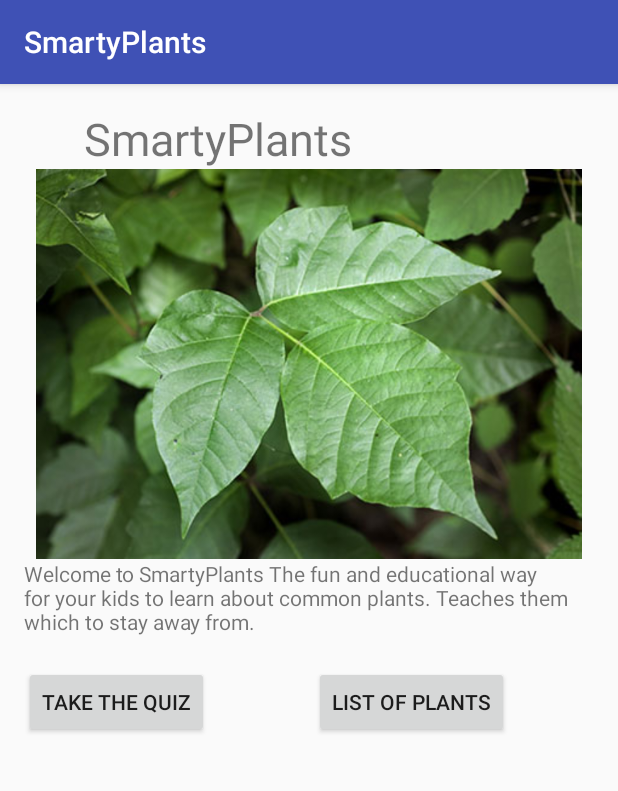
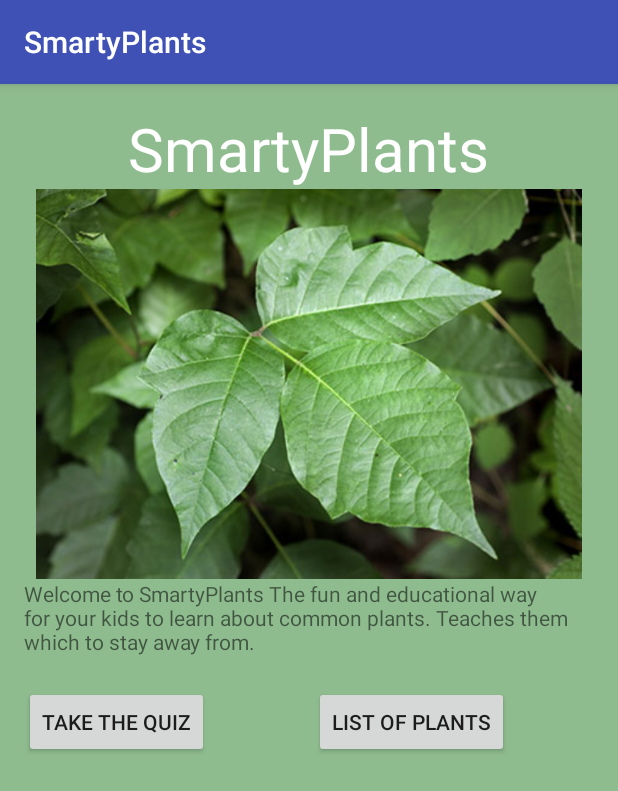
Before and after one commit to SmartyPlantsMC/SmartyPlants, an Android app: the screen it shows after launch (MainActivity), on a phone screen of 412 x 824 dp. Shown: the top 791 px of the screen. Run offline under Robolectric (Android 15) with nearby library versions, the phone set to English and light mode, and no system bars; our stand-ins replace AdMob.

Commit message:
Minor cosmetic changes and changed some hardcoded strings to resources

```diff
--- a/app/src/main/res/layout/activity_list_of_plants.xml
+++ b/app/src/main/res/layout/activity_list_of_plants.xml
@@ -6,6 +6,7 @@
     xmlns:tools="http://schemas.android.com/tools"
     android:layout_width="match_parent"
     android:layout_height="match_parent"
+    android:background="@color/SeaGreen"
     tools:context="com.example.denis.smartyplants.ListOfPlants">
 
 
--- a/app/src/main/res/layout/activity_main.xml
+++ b/app/src/main/res/layout/activity_main.xml
@@ -9,7 +9,7 @@
     android:paddingLeft="@dimen/activity_horizontal_margin"
     android:paddingRight="@dimen/activity_horizontal_margin"
     android:paddingTop="@dimen/activity_vertical_margin"
-
+    android:background="@color/SeaGreen"
     tools:context="com.example.denis.smartyplants.MainActivity">
     <LinearLayout
         android:layout_width="wrap_content"
@@ -18,9 +18,10 @@
         <TextView
             android:layout_width="wrap_content"
             android:layout_height="wrap_content"
-            android:layout_marginLeft="40dp"
-            android:text="SmartyPlants"
-            android:textSize="30dp"
+            android:layout_gravity="center"
+            android:text="@string/SmartyPlants"
+            android:textColor="@color/White"
+            android:textSize="40dp"
             />
 <ImageView
     android:layout_width="match_parent"
@@ -46,7 +47,7 @@
             android:layout_width="wrap_content"
             android:layout_height="wrap_content"
             android:id="@+id/Home_Quiz"
-            android:text="Take the Quiz"
+            android:text="@string/takeQuiz"
             android:onClick="takeQuiz"/>
 
         <Button
@@ -55,7 +56,7 @@
             android:layout_width="wrap_content"
             android:layout_height="wrap_content"
             android:id="@+id/Home_List"
-            android:text="List of Plants"
+            android:text="@string/LoP"
             android:onClick="goToPlants"/>
 
 
--- a/app/src/main/res/layout/activity_more_info.xml
+++ b/app/src/main/res/layout/activity_more_info.xml
@@ -5,6 +5,7 @@
     android:layout_width="match_parent"
     android:layout_height="match_parent"
     android:orientation="vertical"
+    android:background="@color/SeaGreen"
     tools:context="com.example.denis.smartyplants.MoreInfo">
 
     <ImageView
--- a/app/src/main/res/layout/activity_plant_page.xml
+++ b/app/src/main/res/layout/activity_plant_page.xml
@@ -5,6 +5,7 @@
     android:layout_width="match_parent"
     android:layout_height="match_parent"
     android:orientation="vertical"
+    android:background="@color/SeaGreen"
     tools:context="com.example.denis.smartyplants.PlantPage">
     <TextView
         android:layout_width="wrap_content"
--- a/app/src/main/res/layout/activity_quiz.xml
+++ b/app/src/main/res/layout/activity_quiz.xml
@@ -4,8 +4,9 @@
     xmlns:tools="http://schemas.android.com/tools"
     android:layout_width="match_parent"
     android:layout_height="match_parent"
+    android:background="@color/SeaGreen"
+    tools:context="com.example.denis.smartyplants.Quiz">
 
-    tools:context="com.example.denis.smartyplants.Quiz">
 <LinearLayout
     android:layout_width="wrap_content"
     android:layout_height="wrap_content"
--- a/app/src/main/res/layout/activity_quiz_results.xml
+++ b/app/src/main/res/layout/activity_quiz_results.xml
@@ -5,6 +5,7 @@
     android:layout_width="match_parent"
     android:layout_height="match_parent"
     android:orientation="vertical"
+    android:background="@color/SeaGreen"
     tools:context="com.example.denis.smartyplants.QuizResults">
 
     <TextView
--- a/app/src/main/res/values/colors.xml
+++ b/app/src/main/res/values/colors.xml
@@ -4,4 +4,6 @@
     <color name="colorPrimaryDark">#303F9F</color>
     <color name="colorAccent">#FF4081</color>
     <color name= "Black">#000000</color>
+    <color name= "SeaGreen">#8FBC8F</color>
+    <color name= "White">#FFFFFF</color>
 </resources>
--- a/app/src/main/res/values/strings.xml
+++ b/app/src/main/res/values/strings.xml
@@ -133,4 +133,7 @@
 
     <string name="QuizDesc">This quiz contains 10 multiple choice questions, 60% and higher is passing</string>
     <string name="banner_ad_unit_id">ca-app-pub-3940256099942544/6300978111</string>
+    <string name="SmartyPlants">SmartyPlants</string>
+    <string name="LoP">List of Plants</string>
+    <string name="takeQuiz">Take the Quiz</string>
 </resources>
```
Also changed, not shown: app/src/main/java/com/example/denis/smartyplants/QuizResults.java (+6 -3 lines).
